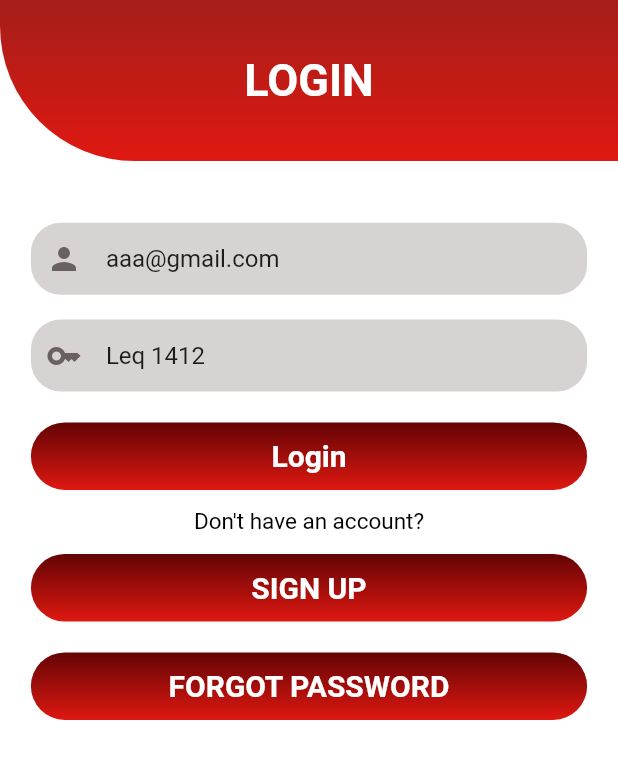
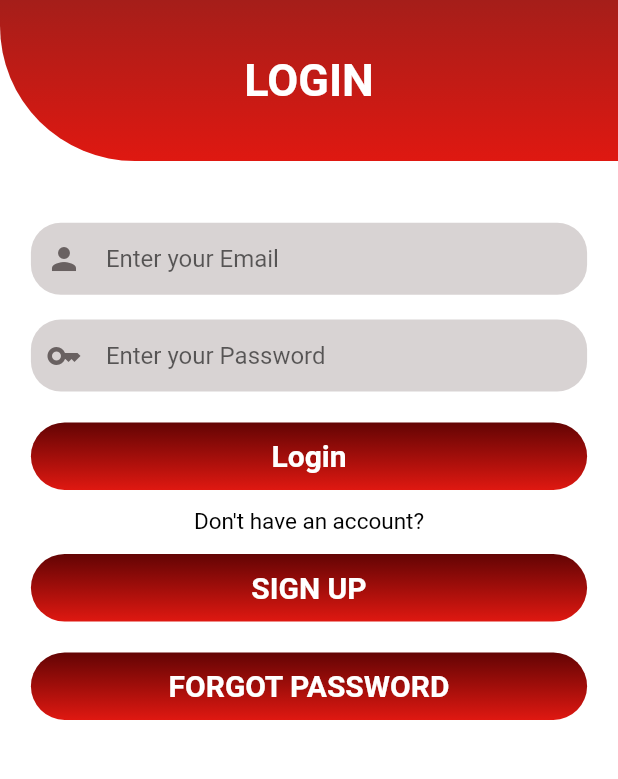
Before and after one commit to Ammar-Yasir1412/mufahh, a Flutter app: the screen it shows after launch, on a phone screen of 412 x 824 dp, the part 289-1068 px from its top. Run offline on Flutter 3.47's test engine with Material 2 defaults, Android fonts, the phone set to English and light mode, and no system bars; our stand-ins replace carousel_slider, cloud_firestore, dropdown_search, firebase_auth, firebase_core, firebase_storage and 4 more; missing offline and left inert: expansion_card; accounts and stored records are empty.

Commit message:
first commit

```diff
--- a/lib/Screens/auth/login.dart
+++ b/lib/Screens/auth/login.dart
@@ -16,14 +16,14 @@ class Login extends StatefulWidget {
 }
 
 class _LoginState extends State<Login> {
-  // final TextEditingController emailCtrl =
-  //     TextEditingController();
+  final TextEditingController emailCtrl =
+      TextEditingController();
+  final TextEditingController passwordCtrl =
+      TextEditingController();
+  //   final TextEditingController emailCtrl =
+  //     TextEditingController(text: "aaa@gmail.com");
   // final TextEditingController passwordCtrl =
-  //     TextEditingController();
-    final TextEditingController emailCtrl =
-      TextEditingController(text: "aaa@gmail.com");
-  final TextEditingController passwordCtrl =
-      TextEditingController(text: "Leq 1412");
+  //     TextEditingController(text: "Leq 1412");
   bool inCheck = false;
   bool NoData = false;
   bool looding = false;
```
